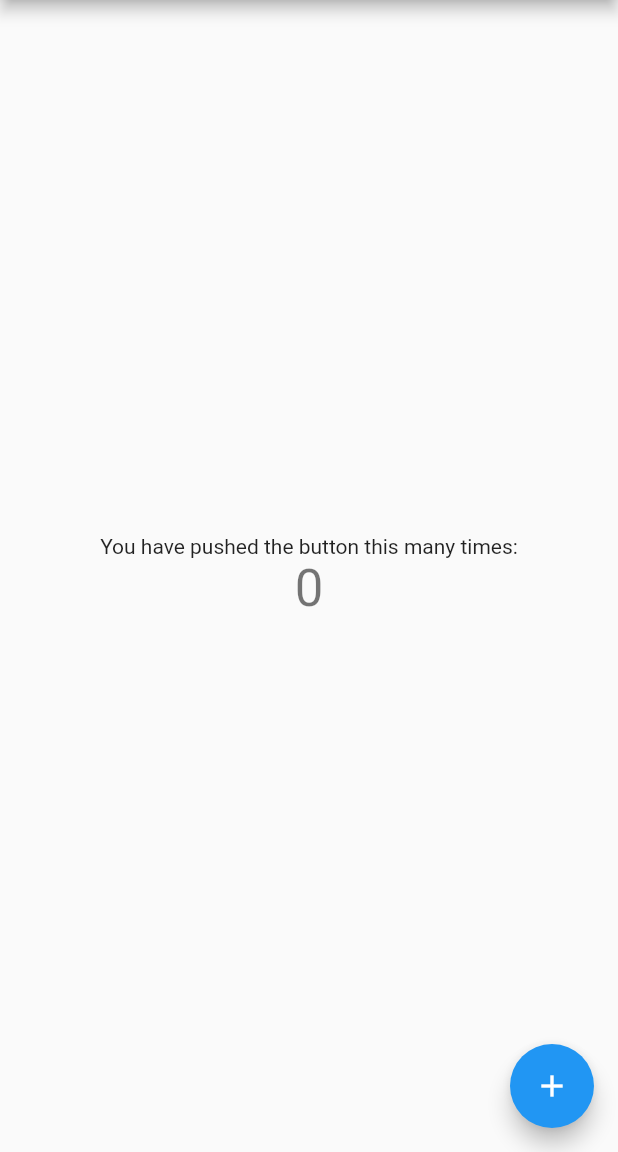
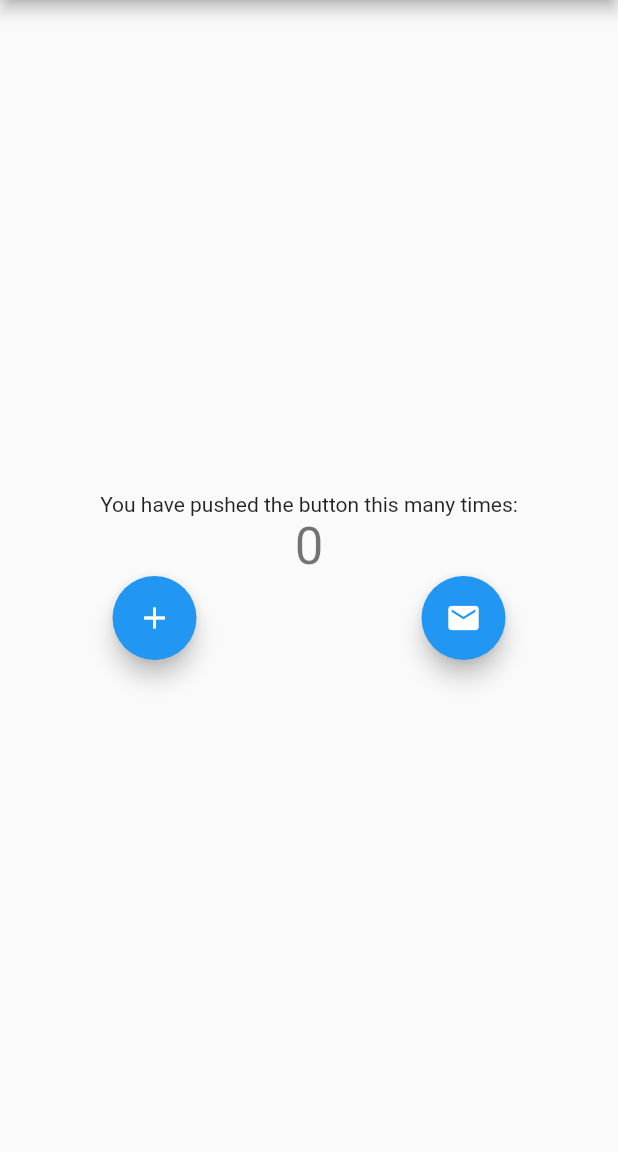
Before and after one commit to williamnkosi/flutter_bloc_tutorial, a Flutter app: the screen it shows after launch, on a phone screen of 412 x 824 dp, the part 84-1236 px from its top. Run offline on Flutter 3.47's test engine with Material 2 defaults, Android fonts, the phone set to English and light mode, and no system bars; our stand-ins replace bloc, flutter_bloc.

```diff
--- /dev/null
+++ b/lib/cubit/counter_cubit.dart
@@ -0,0 +1,10 @@
+import 'package:bloc/bloc.dart';
+import 'package:meta/meta.dart';
+
+part 'counter_state.dart';
+
+class CounterCubit extends Cubit<CounterState> {
+  CounterCubit() : super(CounterState(counterValue: 0));
+    void incrementState () => emit(CounterState(counterValue: state.counterValue + 1));
+  void decrementState () => emit(CounterState(counterValue: state.counterValue +-1));
+}
--- /dev/null
+++ b/lib/cubit/counter_state.dart
@@ -0,0 +1,8 @@
+part of 'counter_cubit.dart';
+
+class CounterState {
+  int counterValue;
+  CounterState({
+    required this.counterValue
+  });
+}
--- a/lib/main.dart
+++ b/lib/main.dart
@@ -1,4 +1,7 @@
 import 'package:flutter/material.dart';
+import 'package:flutter_bloc/flutter_bloc.dart';
+import 'package:flutter_bloc_tutorial/cubit/counter_cubit.dart';
+import 'package:flutter_bloc_tutorial/main_cubit.dart';
 
 void main() {
   runApp(const MyApp());
@@ -6,40 +9,23 @@ void main() {
 
 class MyApp extends StatelessWidget {
   const MyApp({Key? key}) : super(key: key);
-
-  // This widget is the root of your application.
   @override
   Widget build(BuildContext context) {
-    return MaterialApp(
-      title: 'Flutter Demo',
-      theme: ThemeData(
-        // This is the theme of your application.
-        //
-        // Try running your application with "flutter run". You'll see the
-        // application has a blue toolbar. Then, without quitting the app, try
-        // changing the primarySwatch below to Colors.green and then invoke
-        // "hot reload" (press "r" in the console where you ran "flutter run",
-        // or simply save your changes to "hot reload" in a Flutter IDE).
-        // Notice that the counter didn't reset back to zero; the application
-        // is not restarted.
-        primarySwatch: Colors.blue,
+    return BlocProvider<CounterCubit>(
+      create: (context) => CounterCubit(),
+      child: MaterialApp(
+        title: 'Flutter Demo',
+        theme: ThemeData(
+          primarySwatch: Colors.blue,
+        ),
+        home: const MyHomePage(title: 'Flutter Demo Home Page'),
       ),
-      home: const MyHomePage(title: 'Flutter Demo Home Page'),
     );
   }
 }
 
 class MyHomePage extends StatefulWidget {
   const MyHomePage({Key? key, required this.title}) : super(key: key);
-
-  // This widget is the home page of your application. It is stateful, meaning
-  // that it has a State object (defined below) that contains fields that affect
-  // how it looks.
-
-  // This class is the configuration for the state. It holds the values (in this
-  // case the title) provided by the parent (in this case the App widget) and
-  // used by the build method of the State. Fields in a Widget subclass are
-  // always marked "final".
 
   final String title;
 
@@ -52,64 +38,55 @@ class _MyHomePageState extends State<MyHomePage> {
 
   void _incrementCounter() {
     setState(() {
-      // This call to setState tells the Flutter framework that something has
-      // changed in this State, which causes it to rerun the build method below
-      // so that the display can reflect the updated values. If we changed
-      // _counter without calling setState(), then the build method would not be
-      // called again, and so nothing would appear to happen.
       _counter++;
     });
   }
 
   @override
   Widget build(BuildContext context) {
-    // This method is rerun every time setState is called, for instance as done
-    // by the _incrementCounter method above.
-    //
-    // The Flutter framework has been optimized to make rerunning build methods
-    // fast, so that you can just rebuild anything that needs updating rather
-    // than having to individually change instances of widgets.
     return Scaffold(
       appBar: AppBar(
-        // Here we take the value from the MyHomePage object that was created by
-        // the App.build method, and use it to set our appbar title.
         title: Text(widget.title),
       ),
       body: Center(
-        // Center is a layout widget. It takes a single child and positions it
-        // in the middle of the parent.
         child: Column(
-          // Column is also a layout widget. It takes a list of children and
-          // arranges them vertically. By default, it sizes itself to fit its
-          // children horizontally, and tries to be as tall as its parent.
-          //
-          // Invoke "debug painting" (press "p" in the console, choose the
-          // "Toggle Debug Paint" action from the Flutter Inspector in Android
-          // Studio, or the "Toggle Debug Paint" command in Visual Studio Code)
-          // to see the wireframe for each widget.
-          //
-          // Column has various properties to control how it sizes itself and
-          // how it positions its children. Here we use mainAxisAlignment to
-          // center the children vertically; the main axis here is the vertical
-          // axis because Columns are vertical (the cross axis would be
-          // horizontal).
           mainAxisAlignment: MainAxisAlignment.center,
           children: <Widget>[
             const Text(
               'You have pushed the button this many times:',
             ),
-            Text(
-              '$_counter',
-              style: Theme.of(context).textTheme.headline4,
+            BlocBuilder<CounterCubit, CounterState>(
+              builder: (context, state) {
+                return Text(
+                  state.counterValue.toString(),
+                  style: Theme.of(context).textTheme.headline4,
+                );
+              },
             ),
+            Row(
+              mainAxisAlignment: MainAxisAlignment.spaceAround,
+              children: [
+                FloatingActionButton(
+                    onPressed: () {
+                      BlocProvider.of<CounterCubit>(context).incrementState();
+                    },
+                    tooltip: "increment",
+                    child: const Icon(
+                      Icons.add,
+                    )),
+                FloatingActionButton(
+                    onPressed: () {
+                      BlocProvider.of<CounterCubit>(context).decrementState();
+                    },
+                    tooltip: "decrement",
+                    child: const Icon(
+                      Icons.mail,
+                    )),
+              ],
+            )
           ],
         ),
       ),
-      floatingActionButton: FloatingActionButton(
-        onPressed: _incrementCounter,
-        tooltip: 'Increment',
-        child: const Icon(Icons.add),
-      ), // This trailing comma makes auto-formatting nicer for build methods.
     );
   }
 }
--- /dev/null
+++ b/lib/main_cubit.dart
@@ -0,0 +1,8 @@
+import 'package:bloc/bloc.dart';
+
+class Counterubit extends Cubit<int> {
+  Counterubit():super(0);
+
+  void incrementState () => emit(state + 1);
+  void decementState () => emit(state - 1);
+}
```
Also changed, not shown: pubspec.yaml (+5 -12 lines), pubspec.lock.
